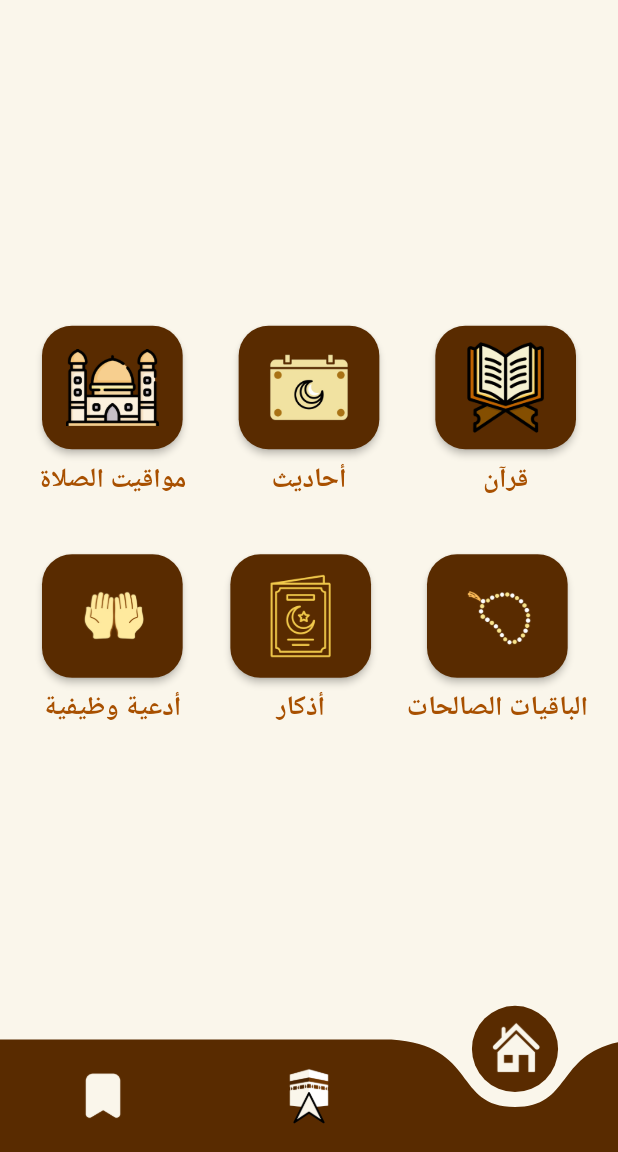
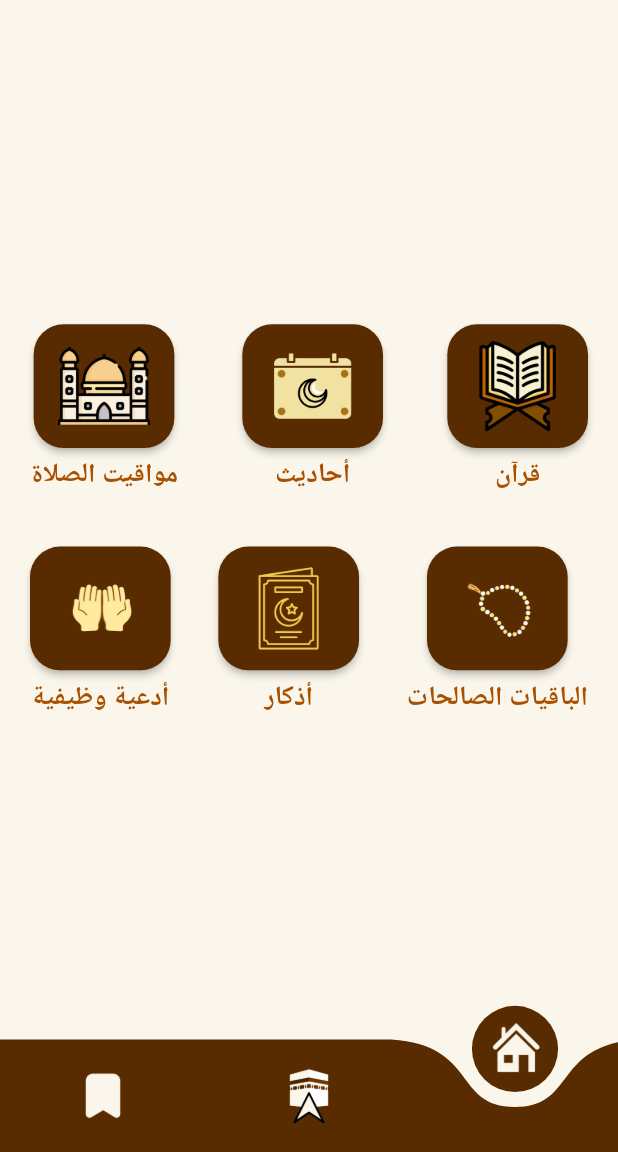
Before and after one commit to Ahmd1Khald/fastaqm_app, a Flutter app: the screen it shows after launch, on a phone screen of 412 x 824 dp, the part 84-1236 px from its top. Run offline on Flutter 3.47's test engine with Material 2 defaults, Android fonts, the phone set to English and light mode, and no system bars; drawn by our look-alikes of curved_navigation_bar, shimmer; our stand-ins replace bloc, dartz, dio, equatable, flutter_bloc, flutter_screenutil and 7 more; missing offline and left inert: flutter_qiblah, quran; Roboto replaces fonts that are missing (Cairo).

Commit message:
azkar responsive2

```diff
--- a/lib/Features/azkar/presentation/views/azkar_body.dart
+++ b/lib/Features/azkar/presentation/views/azkar_body.dart
@@ -188,7 +188,7 @@ class AzkarScreen extends StatelessWidget {
                           ),
                         ],
                       ),
-                    ),
+                    )
                   ],
                 ),
               ),
--- a/lib/Features/home/presentation/views/home_body.dart
+++ b/lib/Features/home/presentation/views/home_body.dart
@@ -74,8 +74,8 @@ class HomeScreen extends StatelessWidget {
               ),
             ],
           ),
-          const SizedBox(
-            height: 30,
+          SizedBox(
+            height: 30.h,
           ),
           Row(
             mainAxisAlignment: MainAxisAlignment.spaceBetween,
@@ -129,9 +129,7 @@ class HomeScreen extends StatelessWidget {
     return Column(
       crossAxisAlignment: CrossAxisAlignment.center,
       children: [
-        Padding(
-            padding: const EdgeInsets.all(8),
-            child: MaterialButton(
+        MaterialButton(
           height: AppVariables.appSize(context).width * 0.2,
           minWidth: AppVariables.appSize(context).width * 0.2,
           onPressed: func,
@@ -146,7 +144,10 @@ class HomeScreen extends StatelessWidget {
               width: AppVariables.appSize(context).width * 0.15,
             ),
           ),
-            )),
+        ),
+        SizedBox(
+          height: 5.h,
+        ),
         Text(
           text,
           textDirection: TextDirection.rtl,
```
Also changed, not shown: lib/Features/azkar/presentation/views/widgets/slider_widget.dart (+4 -3 lines). Lines whose indentation alone changed are shown as unchanged.
